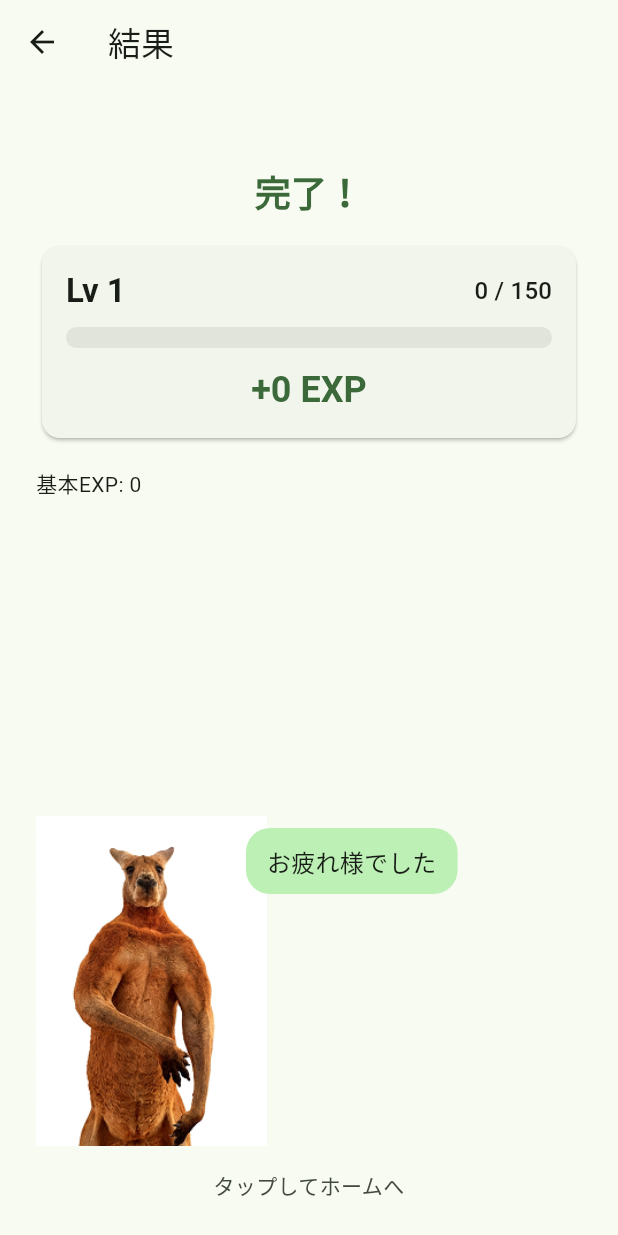
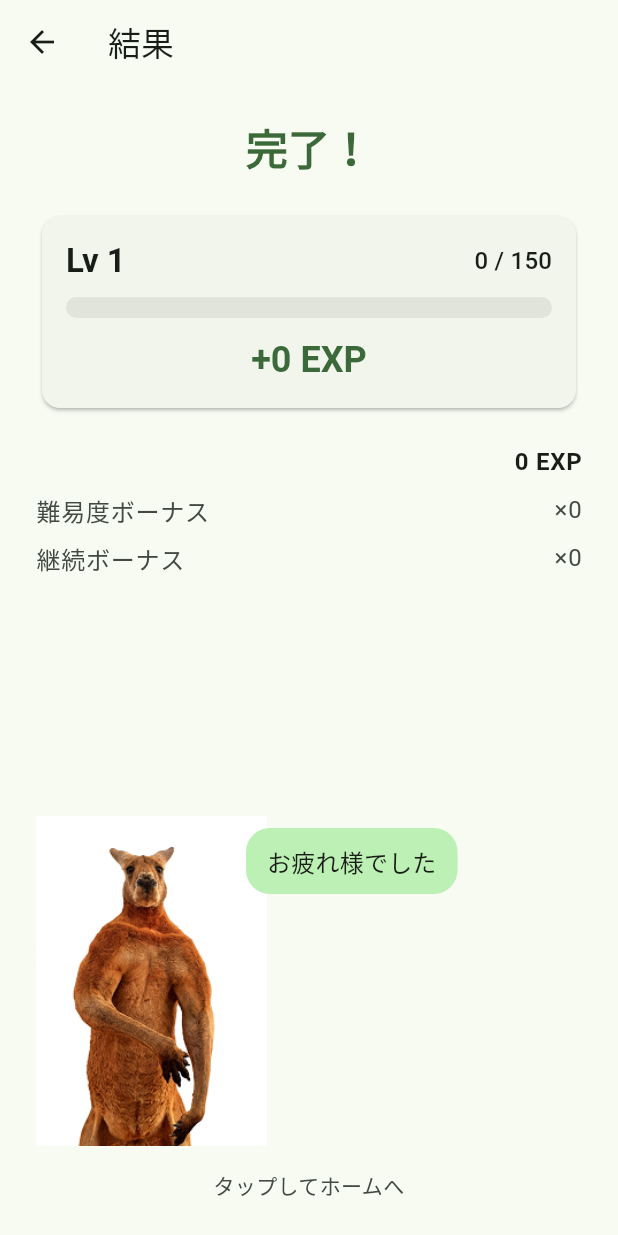
Before and after one commit to hakuchan-karityhi/fukkinApp, a Flutter app: the PlankResultScreen screen opened directly with empty values, on a phone screen of 412 x 824 dp. Run offline on Flutter 3.47's test engine with Material 3 defaults, Android fonts, the phone set to English and light mode, and no system bars; our stand-ins replace drift, flutter_riverpod; accounts and stored records are empty; generated files the repository leaves out were written again.

Commit message:
chagne result screen

```diff
--- a/app/lib/application/complete_plank_usecase.dart
+++ b/app/lib/application/complete_plank_usecase.dart
@@ -156,6 +156,8 @@ class CompletePlankUseCase {
       sessionIndexOfDay: sessionIndexOfDay,
       repeatSessionBonusPercent: repeatSessionBonusPercent,
       dailyCapReached: dailyCapReached,
+      streakMultiplier: streakMultiplier,
+      difficultyMultiplier: plankType.expMultiplier,
       milestoneReached: milestoneReached,
     );
   }
--- a/app/lib/domain/models/plank_result.dart
+++ b/app/lib/domain/models/plank_result.dart
@@ -16,6 +16,8 @@ class PlankResult {
     required this.sessionIndexOfDay,
     required this.repeatSessionBonusPercent,
     required this.dailyCapReached,
+    required this.streakMultiplier,
+    required this.difficultyMultiplier,
     this.milestoneReached,
   });
 
@@ -33,5 +35,7 @@ class PlankResult {
   final int sessionIndexOfDay;
   final int repeatSessionBonusPercent;
   final bool dailyCapReached;
+  final double streakMultiplier;
+  final double difficultyMultiplier;
   final MilestoneAchievement? milestoneReached;
 }
--- a/app/lib/presentation/result/plank_result_screen.dart
+++ b/app/lib/presentation/result/plank_result_screen.dart
@@ -4,6 +4,7 @@ import "package:flutter_riverpod/flutter_riverpod.dart";
 import "../../app/providers.dart";
 import "../../domain/models/plank_result.dart";
 import "../widgets/exp_gain_progress_bar.dart";
+import "../widgets/exp_result_breakdown.dart";
 import "../widgets/result_character_greeting.dart";
 
 class PlankResultScreen extends ConsumerWidget {
@@ -29,40 +30,22 @@ class PlankResultScreen extends ConsumerWidget {
             crossAxisAlignment: CrossAxisAlignment.stretch,
             children: [
               Text(
-                result.plankTypeName,
-                style: Theme.of(context).textTheme.titleLarge?.copyWith(
-                      fontWeight: FontWeight.bold,
-                    ),
-                textAlign: TextAlign.center,
-              ),
-              const SizedBox(height: 4),
-              Text(
                 "完了！",
-                style: Theme.of(context).textTheme.headlineSmall?.copyWith(
+                style: Theme.of(context).textTheme.headlineMedium?.copyWith(
                       fontWeight: FontWeight.bold,
                       color: Theme.of(context).colorScheme.primary,
                     ),
                 textAlign: TextAlign.center,
               ),
-              const SizedBox(height: 16),
+              const SizedBox(height: 24),
               ExpGainProgressBar(
                 totalExpBefore: totalExpBefore,
                 totalExpAfter: result.totalExpAfter,
                 earnedExp: result.earnedExp,
                 levelThresholds: thresholds,
               ),
-              const SizedBox(height: 16),
-              Text("基本EXP: ${result.baseExp}"),
-              if (result.repeatSessionBonusPercent > 0)
-                Text(
-                  "再実施（${result.sessionIndexOfDay}回目 "
-                  "+${result.repeatSessionBonusPercent}%）",
-                ),
-              if (result.dailyCapReached)
-                Text(
-                  "本日の獲得上限に達したため EXP が調整されました",
-                  style: Theme.of(context).textTheme.bodySmall,
-                ),
+              const SizedBox(height: 20),
+              ExpResultBreakdown(result: result),
               if (result.levelUp)
                 Padding(
                   padding: const EdgeInsets.only(top: 8),
--- /dev/null
+++ b/app/lib/presentation/widgets/exp_result_breakdown.dart
@@ -0,0 +1,121 @@
+import "package:flutter/material.dart";
+
+import "../../domain/models/plank_result.dart";
+
+class ExpResultBreakdown extends StatelessWidget {
+  const ExpResultBreakdown({
+    super.key,
+    required this.result,
+    this.showDivider = false,
+  });
+
+  final PlankResult result;
+  final bool showDivider;
+
+  @override
+  Widget build(BuildContext context) {
+    final textStyle = Theme.of(context).textTheme.bodyLarge;
+    final mutedStyle = textStyle?.copyWith(
+      color: Theme.of(context).colorScheme.onSurfaceVariant,
+    );
+    final lines = _buildLines();
+
+    return Column(
+      crossAxisAlignment: CrossAxisAlignment.stretch,
+      children: [
+        if (showDivider) ...[
+          const SizedBox(height: 12),
+          Divider(color: Theme.of(context).colorScheme.outlineVariant),
+          const SizedBox(height: 12),
+        ],
+        for (final line in lines)
+          Padding(
+            padding: const EdgeInsets.only(bottom: 8),
+            child: Row(
+              children: [
+                Expanded(
+                  child: Text(
+                    line.label,
+                    style: line.isBase ? textStyle : mutedStyle,
+                  ),
+                ),
+                Text(
+                  line.value,
+                  style: line.isBase
+                      ? textStyle?.copyWith(fontWeight: FontWeight.bold)
+                      : mutedStyle,
+                ),
+              ],
+            ),
+          ),
+        if (result.dailyCapReached)
+          Text(
+            "本日の獲得上限に達したため EXP が調整されました",
+            style: Theme.of(context).textTheme.bodySmall?.copyWith(
+                  color: Theme.of(context).colorScheme.onSurfaceVariant,
+                ),
+          ),
+      ],
+    );
+  }
+
+  List<_BreakdownLine> _buildLines() {
+    final lines = <_BreakdownLine>[
+      _BreakdownLine(
+        label: result.plankTypeName,
+        value: "${result.baseExp} EXP",
+        isBase: true,
+      ),
+    ];
+
+    if (result.difficultyMultiplier != 1.0) {
+      lines.add(
+        _BreakdownLine(
+          label: "難易度ボーナス",
+          value: "×${_formatMultiplier(result.difficultyMultiplier)}",
+        ),
+      );
+    }
+
+    if (result.streakMultiplier != 1.0) {
+      lines.add(
+        _BreakdownLine(
+          label: "継続ボーナス",
+          value: "×${_formatMultiplier(result.streakMultiplier)}",
+        ),
+      );
+    }
+
+    if (result.repeatSessionBonusPercent > 0) {
+      final repeatMultiplier =
+          1 + result.repeatSessionBonusPercent / 100;
+      lines.add(
+        _BreakdownLine(
+          label: "再実施ボーナス",
+          value: "×${_formatMultiplier(repeatMultiplier)}",
+        ),
+      );
+    }
+
+    return lines;
+  }
+
+  String _formatMultiplier(double value) {
+    if (value == value.roundToDouble()) {
+      return value.toStringAsFixed(0);
+    }
+    return value.toStringAsFixed(1);
+  }
+}
+
+class _BreakdownLine {
+  const _BreakdownLine({
+    required this.label,
+    required this.value,
+    this.isBase = false,
+  });
+
+  final String label;
+  final String value;
+  final bool isBase;
+}
```
Also changed, not shown: app/lib/presentation/plank_set/plank_set_result_screen.dart (+39 -23 lines).
